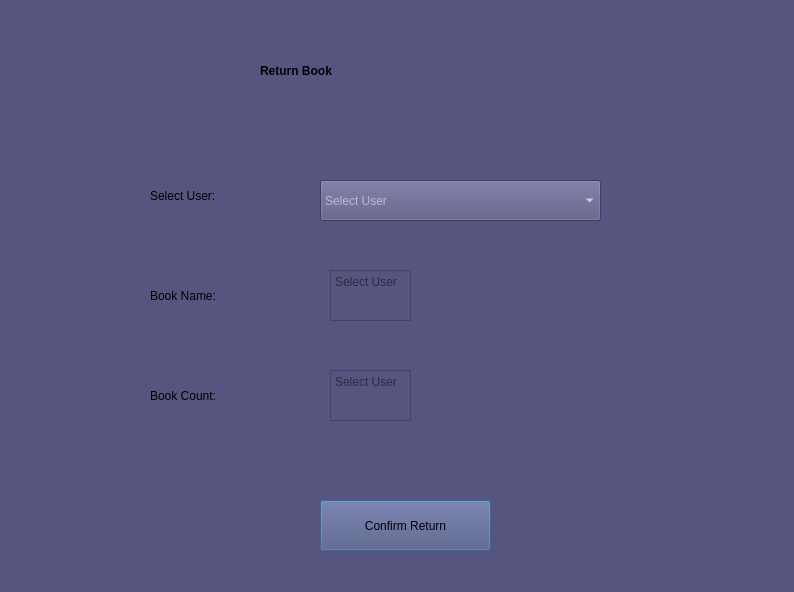
This is LibraryManagement/bookreturndialog.ui in C0SMlC/QT as Qt 5 draws it before an edit. The edited form follows.
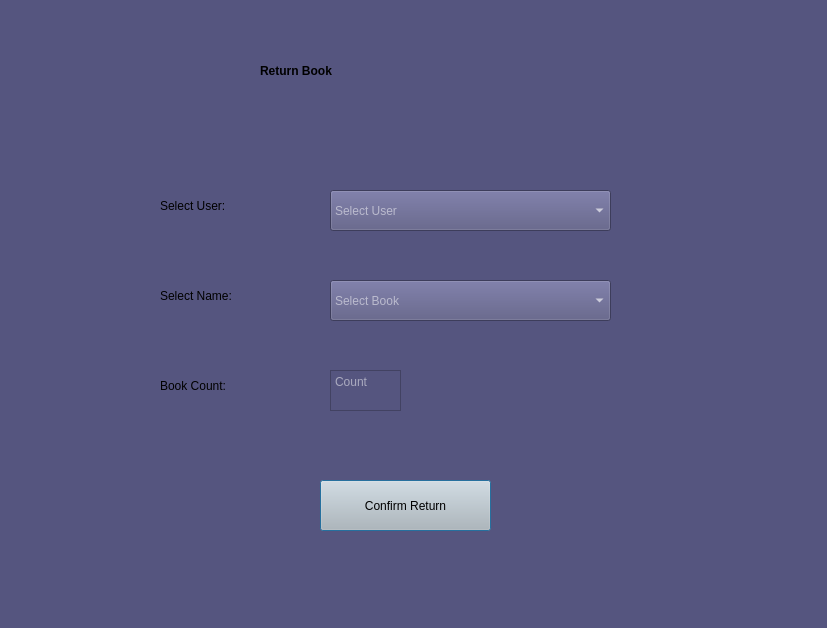
This is the edited form.

```diff
--- a/LibraryManagement/bookreturndialog.ui
+++ b/LibraryManagement/bookreturndialog.ui
@@ -6,8 +6,8 @@
    <rect>
     <x>0</x>
     <y>0</y>
-    <width>794</width>
-    <height>592</height>
+    <width>827</width>
+    <height>628</height>
    </rect>
   </property>
   <property name="windowTitle">
@@ -39,8 +39,8 @@
   <widget class="QComboBox" name="comboBox">
    <property name="geometry">
     <rect>
-     <x>320</x>
-     <y>180</y>
+     <x>330</x>
+     <y>190</y>
      <width>281</width>
      <height>41</height>
     </rect>
@@ -57,8 +57,8 @@
   <widget class="QLabel" name="label_2">
    <property name="geometry">
     <rect>
-     <x>150</x>
-     <y>180</y>
+     <x>160</x>
+     <y>190</y>
      <width>151</width>
      <height>31</height>
     </rect>
@@ -70,46 +70,18 @@
     <string>Select User:</string>
    </property>
   </widget>
-  <widget class="QTextEdit" name="bookNameBox">
-   <property name="geometry">
-    <rect>
-     <x>330</x>
-     <y>270</y>
-     <width>81</width>
-     <height>51</height>
-    </rect>
-   </property>
-   <property name="autoFillBackground">
-    <bool>true</bool>
-   </property>
-   <property name="styleSheet">
-    <string notr="true"/>
-   </property>
-   <property name="html">
-    <string>&lt;!DOCTYPE HTML PUBLIC &quot;-//W3C//DTD HTML 4.0//EN&quot; &quot;http://www.w3.org/TR/REC-html40/strict.dtd&quot;&gt;
-&lt;html&gt;&lt;head&gt;&lt;meta name=&quot;qrichtext&quot; content=&quot;1&quot; /&gt;&lt;meta charset=&quot;utf-8&quot; /&gt;&lt;style type=&quot;text/css&quot;&gt;
-p, li { white-space: pre-wrap; }
-hr { height: 1px; border-width: 0; }
-li.unchecked::marker { content: &quot;\2610&quot;; }
-li.checked::marker { content: &quot;\2612&quot;; }
-&lt;/style&gt;&lt;/head&gt;&lt;body style=&quot; font-family:'Segoe UI'; font-size:9pt; font-weight:400; font-style:normal;&quot;&gt;
-&lt;p style=&quot;-qt-paragraph-type:empty; margin-top:0px; margin-bottom:0px; margin-left:0px; margin-right:0px; -qt-block-indent:0; text-indent:0px;&quot;&gt;&lt;br /&gt;&lt;/p&gt;&lt;/body&gt;&lt;/html&gt;</string>
-   </property>
-   <property name="placeholderText">
-    <string>Select User</string>
-   </property>
-  </widget>
   <widget class="QTextEdit" name="bookCountBox">
    <property name="geometry">
     <rect>
      <x>330</x>
      <y>370</y>
-     <width>81</width>
-     <height>51</height>
+     <width>71</width>
+     <height>41</height>
     </rect>
    </property>
    <property name="styleSheet">
-    <string notr="true"/>
+    <string notr="true">color: rgb(255, 255, 255);
+font: 700 16pt &quot;Segoe UI&quot;;</string>
    </property>
    <property name="html">
     <string>&lt;!DOCTYPE HTML PUBLIC &quot;-//W3C//DTD HTML 4.0//EN&quot; &quot;http://www.w3.org/TR/REC-html40/strict.dtd&quot;&gt;
@@ -118,34 +90,18 @@
 hr { height: 1px; border-width: 0; }
 li.unchecked::marker { content: &quot;\2610&quot;; }
 li.checked::marker { content: &quot;\2612&quot;; }
-&lt;/style&gt;&lt;/head&gt;&lt;body style=&quot; font-family:'Segoe UI'; font-size:9pt; font-weight:400; font-style:normal;&quot;&gt;
-&lt;p style=&quot;-qt-paragraph-type:empty; margin-top:0px; margin-bottom:0px; margin-left:0px; margin-right:0px; -qt-block-indent:0; text-indent:0px;&quot;&gt;&lt;br /&gt;&lt;/p&gt;&lt;/body&gt;&lt;/html&gt;</string>
+&lt;/style&gt;&lt;/head&gt;&lt;body style=&quot; font-family:'Segoe UI'; font-size:16pt; font-weight:700; font-style:normal;&quot;&gt;
+&lt;p style=&quot;-qt-paragraph-type:empty; margin-top:0px; margin-bottom:0px; margin-left:0px; margin-right:0px; -qt-block-indent:0; text-indent:0px; font-size:9pt; font-weight:400;&quot;&gt;&lt;br /&gt;&lt;/p&gt;&lt;/body&gt;&lt;/html&gt;</string>
    </property>
    <property name="placeholderText">
-    <string>Select User</string>
-   </property>
-  </widget>
-  <widget class="QLabel" name="label_3">
-   <property name="geometry">
-    <rect>
-     <x>150</x>
-     <y>280</y>
-     <width>161</width>
-     <height>31</height>
-    </rect>
-   </property>
-   <property name="styleSheet">
-    <string notr="true">font: 700 18pt &quot;Segoe UI&quot;;</string>
-   </property>
-   <property name="text">
-    <string>Book Name:</string>
+    <string>Count</string>
    </property>
   </widget>
   <widget class="QLabel" name="label_4">
    <property name="geometry">
     <rect>
-     <x>150</x>
-     <y>380</y>
+     <x>160</x>
+     <y>370</y>
      <width>161</width>
      <height>31</height>
     </rect>
@@ -161,7 +117,7 @@
    <property name="geometry">
     <rect>
      <x>320</x>
-     <y>500</y>
+     <y>480</y>
      <width>171</width>
      <height>51</height>
     </rect>
@@ -169,10 +125,51 @@
    <property name="cursor">
     <cursorShape>PointingHandCursor</cursorShape>
    </property>
+   <property name="styleSheet">
+    <string notr="true">color: rgb(255, 255, 255);
+font: 900 9pt &quot;Segoe UI&quot;;
+background-color: rgb(189, 189, 189);
+color: rgb(0, 0, 0);
+font: 16pt &quot;Segoe UI&quot;;</string>
+   </property>
    <property name="text">
     <string>Confirm Return</string>
    </property>
   </widget>
+  <widget class="QLabel" name="label_5">
+   <property name="geometry">
+    <rect>
+     <x>160</x>
+     <y>280</y>
+     <width>161</width>
+     <height>31</height>
+    </rect>
+   </property>
+   <property name="styleSheet">
+    <string notr="true">font: 700 18pt &quot;Segoe UI&quot;;</string>
+   </property>
+   <property name="text">
+    <string>Select Name:</string>
+   </property>
+  </widget>
+  <widget class="QComboBox" name="bookComboBox">
+   <property name="geometry">
+    <rect>
+     <x>330</x>
+     <y>280</y>
+     <width>281</width>
+     <height>41</height>
+    </rect>
+   </property>
+   <property name="styleSheet">
+    <string notr="true">color: rgb(255, 255, 255);
+font: 16pt &quot;Segoe UI&quot;;
+</string>
+   </property>
+   <property name="placeholderText">
+    <string>Select Book</string>
+   </property>
+  </widget>
  </widget>
  <resources/>
  <connections/>
```
